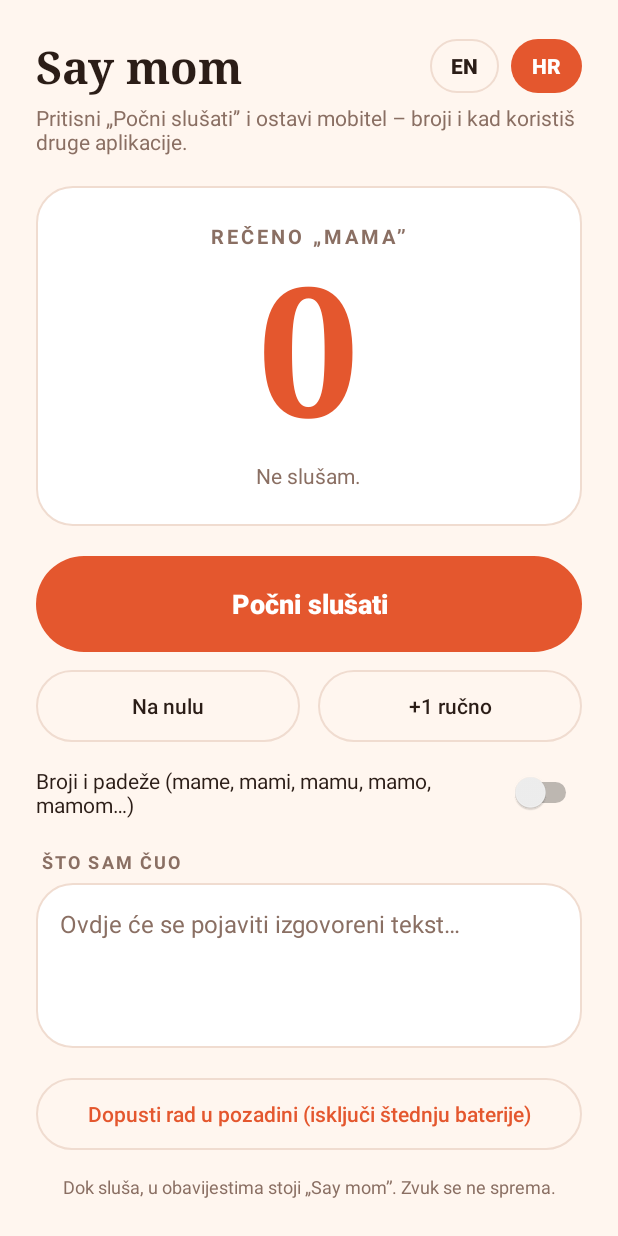
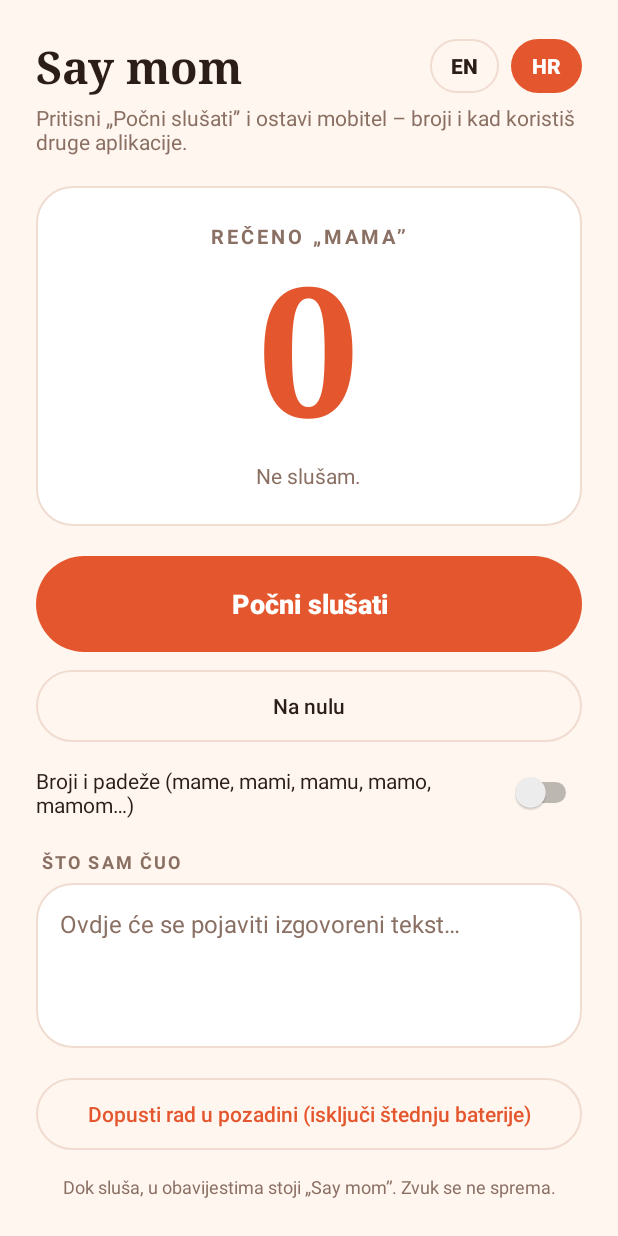
Before and after one commit to ikarin-hub/Mama-brojac, an Android app: the screen it shows after launch (MainActivity), after a tap on "Na nulu", on a phone screen of 412 x 824 dp. Run offline under Robolectric (Android 15) with nearby library versions, the phone set to English and light mode, and no system bars; 3 other taps on this screen came first.

Commit message:
Faster listening, remove manual +1 button
- Prefer on-device recognition (lower latency), fall back to online if unavailable
- Ask for longer listening sessions and restart with shorter gaps
- Keep live text in memory instead of storage; redraw only the text box, throttled
- Remove the +1 manual button

Co-Authored-By: Claude Opus 5.5 <noreply@anthropic.com>
Claude-Session: https://claude.ai/code/session_014N34ArVwHzXQ4qn8MtdiaY

```diff
--- /dev/null
+++ b/app/src/main/java/hr/mamabrojac/app/Live.kt
@@ -0,0 +1,32 @@
+package hr.mamabrojac.app
+
+import android.os.Handler
+import android.os.Looper
+
+/**
+ * Fast in-memory channel for the live (not yet final) text.
+ * It changes several times per second, so it is kept out of storage
+ * and the screen redraws only the "What I heard" box for it.
+ */
+object Live {
+    private val main = Handler(Looper.getMainLooper())
+    private val listeners = mutableSetOf<() -> Unit>()
+
+    @Volatile
+    var partial: String = ""
+        private set
+
+    fun setPartial(text: String) {
+        if (text == partial) return
+        partial = text
+        main.post { listeners.toList().forEach { it() } }
+    }
+
+    fun addListener(l: () -> Unit) {
+        main.post { listeners += l }
+    }
+
+    fun removeListener(l: () -> Unit) {
+        main.post { listeners -= l }
+    }
+}
--- a/app/src/main/java/hr/mamabrojac/app/MainActivity.kt
+++ b/app/src/main/java/hr/mamabrojac/app/MainActivity.kt
@@ -31,7 +31,6 @@ class MainActivity : Activity() {
     private lateinit var toggleBtn: Button
     private lateinit var batteryBtn: Button
     private lateinit var resetBtn: Button
-    private lateinit var plusBtn: Button
     private lateinit var langEn: Button
     private lateinit var langHr: Button
     private lateinit var formsSwitch: Switch
@@ -45,6 +44,18 @@ class MainActivity : Activity() {
         runOnUiThread { render() }
     }
 
+    // Live text changes many times per second: redraw only the text box, at most ~12 times/s.
+    private var heardPending = false
+    private val liveListener: () -> Unit = {
+        if (!heardPending) {
+            heardPending = true
+            heardView.postDelayed({
+                heardPending = false
+                heardView.text = buildHeard(Store.lang(prefs))
+            }, 80)
+        }
+    }
+
     override fun onCreate(savedInstanceState: Bundle?) {
         super.onCreate(savedInstanceState)
         setContentView(R.layout.activity_main)
@@ -56,7 +67,6 @@ class MainActivity : Activity() {
         toggleBtn = findViewById(R.id.toggle)
         batteryBtn = findViewById(R.id.battery)
         resetBtn = findViewById(R.id.reset)
-        plusBtn = findViewById(R.id.plus)
         langEn = findViewById(R.id.lang_en)
         langHr = findViewById(R.id.lang_hr)
         formsSwitch = findViewById(R.id.forms)
@@ -67,7 +77,6 @@ class MainActivity : Activity() {
 
         toggleBtn.setOnClickListener { onToggle() }
         resetBtn.setOnClickListener { Store.reset(prefs) }
-        plusBtn.setOnClickListener { Store.add(prefs, 1) }
         langEn.setOnClickListener { setLang("en") }
         langHr.setOnClickListener { setLang("hr") }
         formsSwitch.isChecked = prefs.getBoolean(Store.FORMS, false)
@@ -80,12 +89,14 @@ class MainActivity : Activity() {
     override fun onResume() {
         super.onResume()
         prefs.registerOnSharedPreferenceChangeListener(prefListener)
+        Live.addListener(liveListener)
         render()
         updateBattery()
     }
 
     override fun onPause() {
         prefs.unregisterOnSharedPreferenceChangeListener(prefListener)
+        Live.removeListener(liveListener)
         super.onPause()
     }
 
@@ -136,7 +147,6 @@ class MainActivity : Activity() {
         subtitleView.text = Texts.s(l, "subtitle")
         labelView.text = Texts.s(l, "label")
         resetBtn.text = Texts.s(l, "reset")
-        plusBtn.text = Texts.s(l, "plus")
         heardLabelView.text = Texts.s(l, "heard_label")
         batteryBtn.text = Texts.s(l, "battery")
         footerView.text = Texts.s(l, "footer")
@@ -172,7 +182,7 @@ class MainActivity : Activity() {
 
     private fun buildHeard(l: String): CharSequence {
         val last = prefs.getString(Store.LAST, "") ?: ""
-        val partial = prefs.getString(Store.PARTIAL, "") ?: ""
+        val partial = Live.partial
         val sb = SpannableStringBuilder()
         if (last.isEmpty() && partial.isEmpty()) {
             sb.append(Texts.s(l, "heard_hint"))
--- a/app/src/main/java/hr/mamabrojac/app/Store.kt
+++ b/app/src/main/java/hr/mamabrojac/app/Store.kt
@@ -8,7 +8,6 @@ object Store {
     const val COUNT = "count"
     const val FORMS = "forms"
     const val LAST = "last"
-    const val PARTIAL = "partial"
     const val STATUS = "status"   // status code, translated by Texts
     const val ERROR = "error"     // error code, translated by Texts
     const val TICK = "tick"
@@ -27,7 +26,8 @@ object Store {
     }
 
     fun reset(p: SharedPreferences) {
-        p.edit().putInt(COUNT, 0).putString(LAST, "").putString(PARTIAL, "").apply()
+        Live.setPartial("")
+        p.edit().putInt(COUNT, 0).putString(LAST, "").apply()
     }
 }
 
--- a/app/src/main/java/hr/mamabrojac/app/Texts.kt
+++ b/app/src/main/java/hr/mamabrojac/app/Texts.kt
@@ -8,7 +8,6 @@ object Texts {
         "start" to "Start listening",
         "stop" to "Stop listening",
         "reset" to "Reset",
-        "plus" to "+1 manually",
         "heard_label" to "WHAT I HEARD",
         "heard_hint" to "Spoken words will appear here…",
         "battery" to "Allow running in the background (turn off battery optimization)",
@@ -35,7 +34,6 @@ object Texts {
         "start" to "Počni slušati",
         "stop" to "Zaustavi slušanje",
         "reset" to "Na nulu",
-        "plus" to "+1 ručno",
         "forms" to "Broji i padeže (mame, mami, mamu, mamo, mamom…)",
         "heard_label" to "ŠTO SAM ČUO",
         "heard_hint" to "Ovdje će se pojaviti izgovoreni tekst…",
--- a/app/src/main/res/layout/activity_main.xml
+++ b/app/src/main/res/layout/activity_main.xml
@@ -131,21 +131,8 @@
 
             <Button
                 android:id="@+id/reset"
-                android:layout_width="0dp"
+                android:layout_width="match_parent"
                 android:layout_height="48dp"
-                android:layout_weight="1"
-                android:background="@drawable/btn_ghost"
-                android:stateListAnimator="@null"
-                android:text=""
-                android:textAllCaps="false"
-                android:textColor="@color/ink" />
-
-            <Button
-                android:id="@+id/plus"
-                android:layout_width="0dp"
-                android:layout_height="48dp"
-                android:layout_marginStart="12dp"
-                android:layout_weight="1"
                 android:background="@drawable/btn_ghost"
                 android:stateListAnimator="@null"
                 android:text=""
```
Also changed, not shown: app/src/main/java/hr/mamabrojac/app/CounterService.kt (+19 -9 lines), 1 other file.
